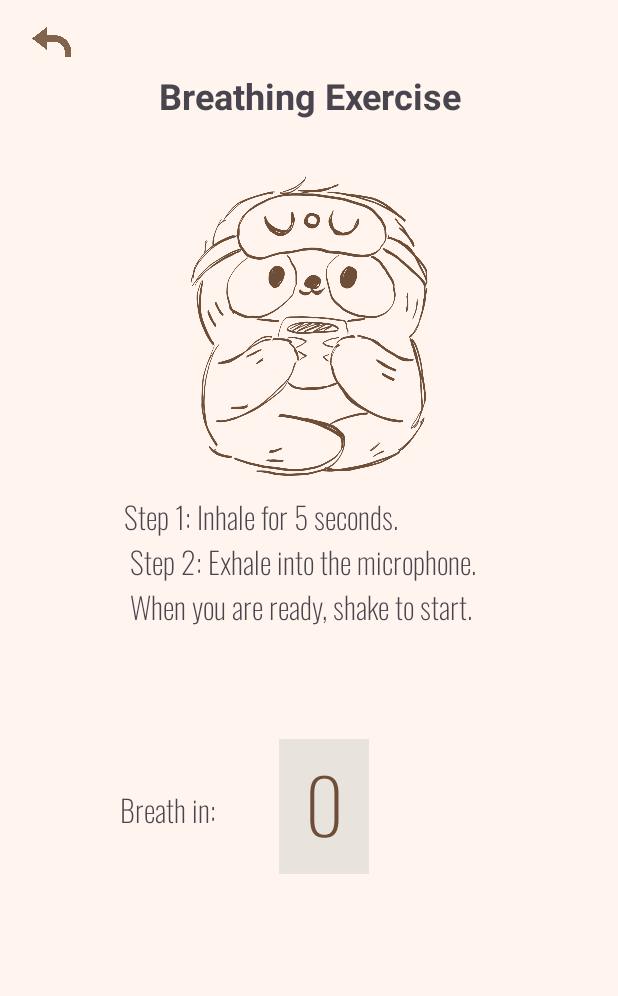
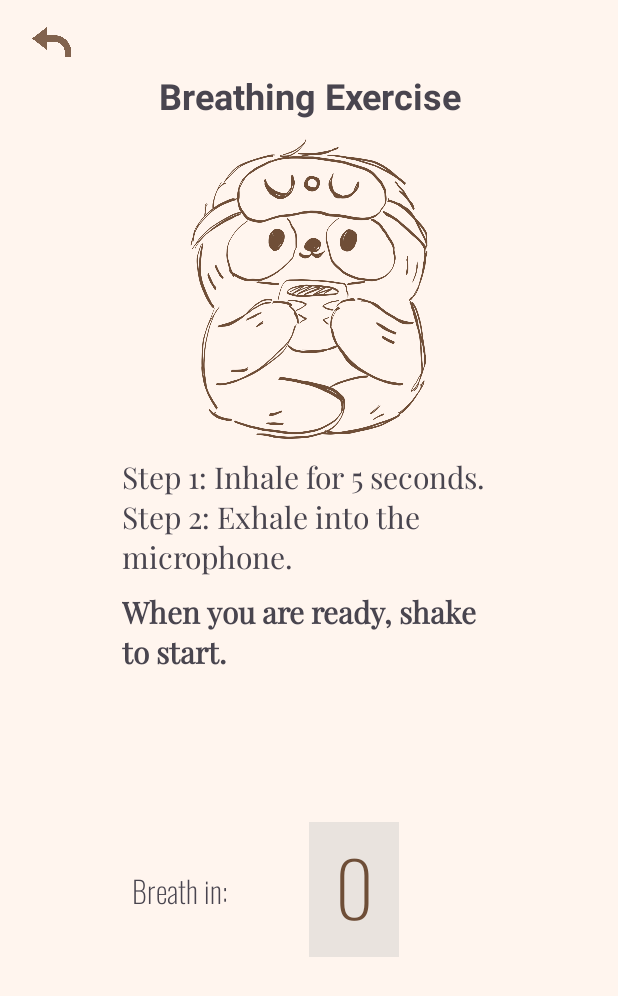
Before and after one commit to NaiKha/Nightshade, an Android app: the Microphone screen opened directly, with no data from a screen before it, on a phone screen of 412 x 824 dp. Shown: the top 996 px of the screen. Run offline under Robolectric (Android 15) with nearby library versions, the phone set to English and light mode, and no system bars.

Commit message:
förbättrad design för instruktionerna till andningsövningen

```diff
--- a/app/src/main/java/com/example/nightshade/Microphone.java
+++ b/app/src/main/java/com/example/nightshade/Microphone.java
@@ -57,6 +57,7 @@ public class Microphone extends AppCompatActivity implements SensorEventListener
             v.setPadding(systemBars.left, systemBars.top, systemBars.right, systemBars.bottom);
             return insets;
         });
+
         startupTime = System.currentTimeMillis();
 
         balloon = (ImageView) findViewById(R.id.imageBalloon);
--- a/app/src/main/res/layout/activity_microphone.xml
+++ b/app/src/main/res/layout/activity_microphone.xml
@@ -23,15 +23,13 @@
     <TextView
         android:id="@+id/textView"
         android:layout_width="220dp"
-        android:layout_height="50dp"
+        android:layout_height="45dp"
         android:layout_marginTop="47dp"
-        android:layout_marginBottom="20dp"
         android:text="Breathing Exercise"
         android:textAlignment="center"
         android:textAppearance="@style/TextAppearance.AppCompat.Display1"
         android:textSize="24sp"
         android:textStyle="bold"
-        app:layout_constraintBottom_toTopOf="@+id/imageView3"
         app:layout_constraintEnd_toEndOf="parent"
         app:layout_constraintStart_toStartOf="parent"
         app:layout_constraintTop_toTopOf="parent" />
@@ -40,8 +38,6 @@
         android:id="@+id/imageView3"
         android:layout_width="220dp"
         android:layout_height="200dp"
-        android:layout_marginBottom="10dp"
-        app:layout_constraintBottom_toTopOf="@+id/textView5"
         app:layout_constraintEnd_toEndOf="parent"
         app:layout_constraintStart_toStartOf="parent"
         app:layout_constraintTop_toBottomOf="@+id/textView"
@@ -49,15 +45,14 @@
 
     <TextView
         android:id="@+id/textView5"
-        android:layout_width="247dp"
-        android:layout_height="95dp"
-        android:layout_marginBottom="55dp"
-        android:fontFamily="@font/oswald_extralight"
-        android:text="@string/Microphone"
+        android:layout_width="250dp"
+        android:layout_height="0dp"
+        android:layout_marginTop="10dp"
+        android:fontFamily="@font/playfair_display"
+        android:text="@string/microphone"
         android:textAlignment="textStart"
         android:textSize="20sp"
-        android:textStyle="bold"
-        app:layout_constraintBottom_toTopOf="@+id/textView11"
+        app:layout_constraintBottom_toTopOf="@+id/textView13"
         app:layout_constraintEnd_toEndOf="parent"
         app:layout_constraintStart_toStartOf="parent"
         app:layout_constraintTop_toBottomOf="@+id/imageView3" />
@@ -65,9 +60,11 @@
     <TextView
         android:id="@+id/textView20"
         android:layout_width="60dp"
-        android:layout_height="90dp"
-        android:layout_marginTop="70dp"
-        android:layout_marginEnd="170dp"
+        android:layout_height="0dp"
+        android:layout_marginStart="42dp"
+        android:layout_marginTop="100dp"
+        android:layout_marginEnd="31dp"
+        android:layout_marginBottom="32dp"
         android:background="#62C7C7C3"
         android:fontFamily="@font/oswald_extralight"
         android:gravity="center_horizontal"
@@ -75,35 +72,51 @@
         android:textColor="#6E4E37"
         android:textSize="50sp"
         android:textStyle="bold"
-        app:layout_constraintEnd_toEndOf="parent"
+        app:layout_constraintBottom_toBottomOf="@+id/imageBalloon"
+        app:layout_constraintEnd_toEndOf="@+id/imageBalloon"
+        app:layout_constraintHorizontal_bias="1.0"
         app:layout_constraintStart_toEndOf="@+id/textView11"
-        app:layout_constraintTop_toBottomOf="@+id/textView5" />
+        app:layout_constraintTop_toBottomOf="@+id/textView13"
+        app:layout_constraintVertical_bias="0.0" />
 
     <TextView
         android:id="@+id/textView11"
         android:layout_width="wrap_content"
         android:layout_height="wrap_content"
-        android:layout_marginStart="84dp"
-        android:layout_marginTop="100dp"
-        android:layout_marginEnd="42dp"
+        android:layout_marginStart="88dp"
+        android:layout_marginBottom="28dp"
         android:fontFamily="@font/oswald_extralight"
         android:text="Breath in:"
         android:textSize="20sp"
-        app:layout_constraintEnd_toStartOf="@+id/textView20"
+        app:layout_constraintBottom_toBottomOf="@+id/textView20"
         app:layout_constraintStart_toStartOf="parent"
-        app:layout_constraintTop_toBottomOf="@+id/textView5" />
+        app:layout_constraintTop_toBottomOf="@+id/textView13"
+        app:layout_constraintVertical_bias="0.992" />
 
     <ImageView
         android:id="@+id/imageBalloon"
         android:layout_width="wrap_content"
         android:layout_height="wrap_content"
-        android:layout_marginTop="70dp"
-        android:layout_marginEnd="70dp"
+        android:layout_marginTop="100dp"
+        android:layout_marginEnd="24dp"
         android:visibility="invisible"
+        app:layout_constraintEnd_toEndOf="@+id/textView13"
+        app:layout_constraintTop_toBottomOf="@+id/textView13"
+        app:srcCompat="@drawable/deflated" />
+
+    <TextView
+        android:id="@+id/textView13"
+        android:layout_width="240dp"
+        android:layout_height="55dp"
+        android:layout_marginTop="100dp"
+        android:fontFamily="@font/playfair_display"
+        android:text="@string/microphone2"
+        android:textSize="20sp"
+        android:textStyle="bold"
         app:layout_constraintEnd_toEndOf="parent"
-        app:layout_constraintStart_toEndOf="@+id/textView11"
-        app:layout_constraintTop_toBottomOf="@+id/textView5"
-        app:srcCompat="@drawable/deflated" />
+        app:layout_constraintHorizontal_bias="0.473"
+        app:layout_constraintStart_toStartOf="parent"
+        app:layout_constraintTop_toBottomOf="@+id/imageView3" />
 
 
 </androidx.constraintlayout.widget.ConstraintLayout>
--- a/app/src/main/res/values/strings.xml
+++ b/app/src/main/res/values/strings.xml
@@ -3,9 +3,13 @@
     <string name="Activity">New Activity</string>
     <string name="start">Start</string>
     <string name="activity_instructions">Shake your phone for a new exercise!</string>
-    <string name="Microphone">
-        Step 1: Inhale for 5 seconds.\n
-        Step 2: Exhale into the microphone.\n
+    <string name="microphone">
+        Step 1: Inhale for 5 seconds.
+        Step 2: Exhale into the microphone.
+    </string>
+    <string name="microphone2">
         When you are ready, shake to start.
     </string>
+
+
 </resources>
```
